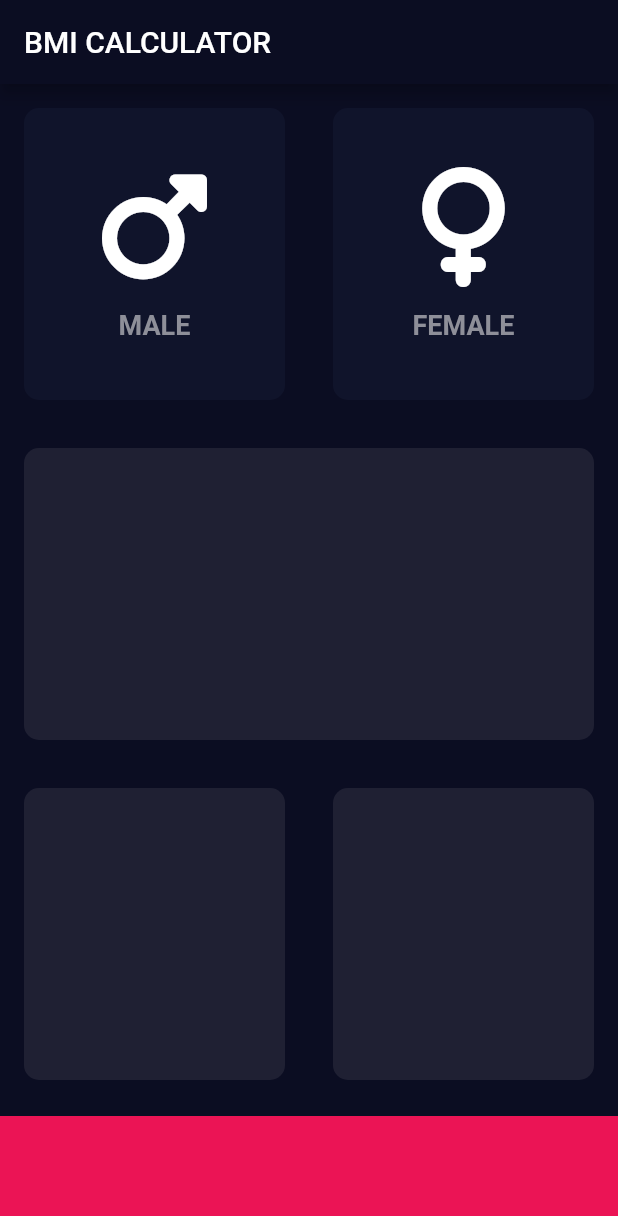
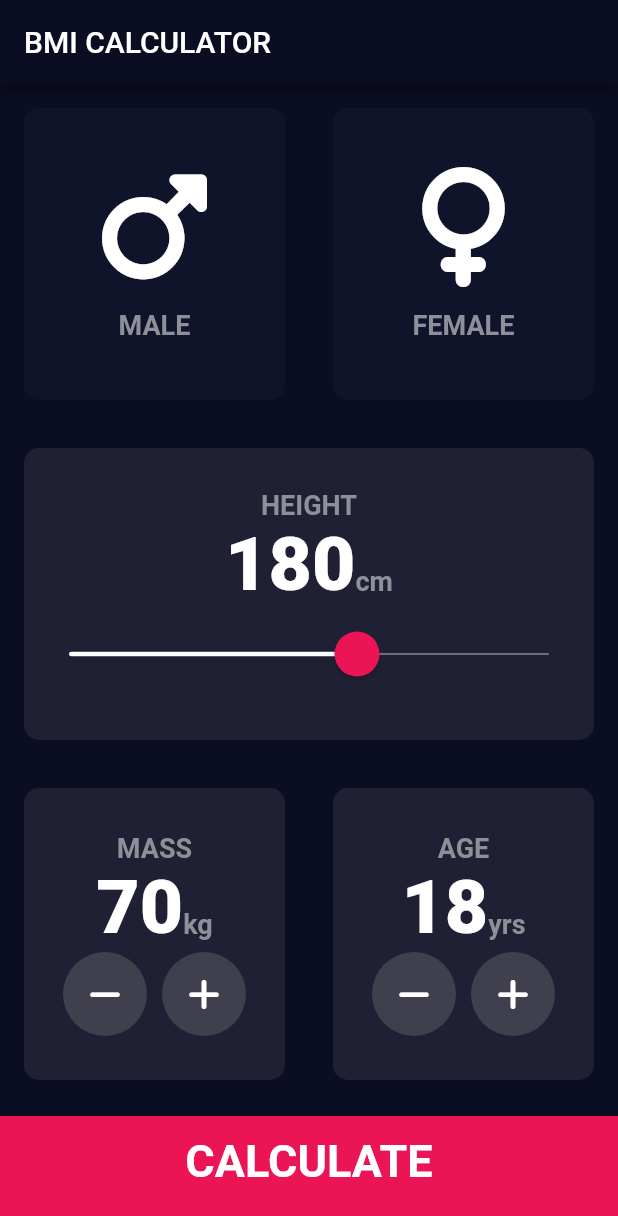
Before and after one commit to OAndreae/Flutter-Course, a Flutter app: the screen it shows after launch, on a phone screen of 412 x 824 dp. Shown: the top 1216 px of the screen. Run offline on Flutter 3.47's test engine with Material 2 defaults, Android fonts, the light colour scheme and no system bars; our stand-ins replace audioplayers, font_awesome_flutter, rflutter_alert; missing offline and left inert: dart:ffi.

Commit message:
Refactored code.

```diff
--- /dev/null
+++ b/bmi_calculator/lib/components/bottom_button.dart
@@ -0,0 +1,29 @@
+import 'package:flutter/material.dart';
+
+import '../constants.dart';
+
+class BottomButton extends StatelessWidget {
+  final void Function() onPressed;
+  final String text;
+
+  const BottomButton({required this.onPressed, required this.text});
+
+  @override
+  Widget build(BuildContext context) {
+    return GestureDetector(
+      onTap: onPressed,
+      child: Container(
+        alignment: Alignment.center,
+        child: Text(
+          text,
+          style: kBottomButtonTextStyle,
+        ),
+        color: kRedColour,
+        height: kBottomContainerHeight,
+        width: double.infinity,
+        margin: EdgeInsets.only(top: 8.0),
+        padding: EdgeInsets.only(bottom: 20.0),
+      ),
+    );
+  }
+}
--- a/bmi_calculator/lib/icon_content.dart
+++ b/bmi_calculator/lib/components/icon_content.dart
@@ -1,7 +1,5 @@
 import 'package:flutter/material.dart';
-
-const iconSize = 80.0;
-const captionStyle = TextStyle(fontSize: 18.0, fontWeight: FontWeight.bold, color: Color(0xFF8E8F99));
+import '../constants.dart';
 
 class IconContent extends StatelessWidget {
   final IconData icon;
@@ -16,12 +14,12 @@ class IconContent extends StatelessWidget {
       children: [
         Icon(
           icon,
-          size: iconSize,
+          size: kIconSize,
         ),
         SizedBox(height: 15.0),
         Text(
           caption,
-          style: captionStyle,
+          style: kLabelTextStyle,
         )
       ],
     );
--- /dev/null
+++ b/bmi_calculator/lib/components/reusable_card.dart
@@ -0,0 +1,25 @@
+import 'package:flutter/material.dart';
+import '../constants.dart';
+
+class ReusableCard extends StatelessWidget {
+  final Color colour;
+  final Widget? child;
+  final void Function()? onPressed;
+
+  const ReusableCard({this.onPressed, this.colour = kCardBackgroundColour, this.child});
+
+  @override
+  Widget build(BuildContext context) {
+    return GestureDetector(
+      onTap: onPressed,
+      child: Container(
+        child: child,
+        margin: EdgeInsets.all(16.0),
+        decoration: BoxDecoration(
+          color: colour,
+          borderRadius: BorderRadius.all(Radius.circular(10.0)),
+        ),
+      ),
+    );
+  }
+}
--- /dev/null
+++ b/bmi_calculator/lib/components/round_icon_button.dart
@@ -0,0 +1,21 @@
+import 'package:flutter/material.dart';
+
+
+class RoundIconButton extends StatelessWidget {
+  final IconData icon;
+  final void Function() onPressed;
+
+  const RoundIconButton({required this.icon, required this.onPressed});
+
+  @override
+  Widget build(BuildContext context) {
+    return RawMaterialButton(
+      elevation: 0.0,
+      onPressed: onPressed,
+      shape: CircleBorder(side: BorderSide.none),
+      fillColor: Color(0xFF3F3F4D),
+      constraints: BoxConstraints.tightFor(width: 56.0, height: 56.0),
+      child: Icon(icon),
+    );
+  }
+}
--- /dev/null
+++ b/bmi_calculator/lib/components/value_and_unit.dart
@@ -0,0 +1,28 @@
+import 'package:flutter/material.dart';
+import 'package:bmi_calculator/constants.dart';
+
+class ValueAndUnit extends StatelessWidget {
+  final String unit;
+  final int value;
+
+  const ValueAndUnit({required this.value, required this.unit});
+
+  @override
+  Widget build(BuildContext context) {
+    return Row(
+      mainAxisAlignment: MainAxisAlignment.center,
+      crossAxisAlignment: CrossAxisAlignment.baseline,
+      textBaseline: TextBaseline.alphabetic,
+      children: [
+        Text(
+          value.toString(),
+          style: kNumberTextStyle,
+        ),
+        Text(
+          unit,
+          style: kLabelTextStyle,
+        ),
+      ],
+    );
+  }
+}
--- /dev/null
+++ b/bmi_calculator/lib/constants.dart
@@ -0,0 +1,14 @@
+import 'package:flutter/material.dart';
+
+const kCardBackgroundColour = Color(0xFF1F2033);
+
+const kIconSize = 80.0;
+const kLabelTextStyle = TextStyle(fontSize: 18.0, fontWeight: FontWeight.bold, color: Color(0xFF8E8F99));
+const kNumberTextStyle = TextStyle(fontSize: 50.0, fontWeight: FontWeight.w900);
+const kBottomButtonTextStyle = TextStyle(fontSize: 30.0, fontWeight: FontWeight.w600);
+
+const kBottomContainerHeight = 80.0;
+const kRedColour = Color(0xFFEB1455);
+
+const kInactiveCardColour = Color(0xFF10142B);
+const kActiveCardColour = Color(0xFF1F2033);
--- a/bmi_calculator/lib/input_page.dart
+++ /dev/null
@@ -1,79 +0,0 @@
-import 'package:flutter/material.dart';
-import 'package:font_awesome_flutter/font_awesome_flutter.dart';
-import 'reusable_card.dart';
-import 'icon_content.dart';
-
-const bottomContainerHeight = 80.0;
-const accentColour = Color(0xFFEB1455);
-
-const inactiveCardColour = Color(0xFF10142B);
-const activeCardColour = Color(0xFF1F2033);
-
-class InputPage extends StatefulWidget {
-  @override
-  _InputPageState createState() => _InputPageState();
-}
-
-class _InputPageState extends State<InputPage> {
-  Gender? _selectedGender;
-
-  @override
-  Widget build(BuildContext context) {
-    return Scaffold(
-      appBar: AppBar(
-        title: Text('BMI CALCULATOR'),
-      ),
-      body: Column(
-        children: [
-          Expanded(
-            child: Row(
-              children: [
-                Expanded(
-                  child: GestureDetector(
-                    onTap: () => setState(() => _selectedGender = Gender.male),
-                    child: ReusableCard(
-                      colour: _selectedGender == Gender.male ? activeCardColour : inactiveCardColour,
-                      child: IconContent(
-                        icon: FontAwesomeIcons.mars,
-                        caption: "MALE",
-                      ),
-                    ),
-                  ),
-                ),
-                Expanded(
-                  child: GestureDetector(
-                    onTap: () => setState(() => _selectedGender = Gender.female),
-                    child: ReusableCard(
-                      colour: _selectedGender == Gender.female ? activeCardColour : inactiveCardColour,
-                      child: IconContent(
-                        icon: FontAwesomeIcons.venus,
-                        caption: "FEMALE",
-                      ),
-                    ),
-                  ),
-                ),
-              ],
-            ),
-          ),
-          Expanded(child: ReusableCard()),
-          Expanded(
-            child: Row(
-              children: [
-                Expanded(child: ReusableCard()),
-                Expanded(child: ReusableCard()),
-              ],
-            ),
-          ),
-          Container(
-            color: accentColour,
-            height: bottomContainerHeight,
-            width: double.infinity,
-            margin: EdgeInsets.only(top: 8.0),
-          )
-        ],
-      ),
-    );
-  }
-}
-
-enum Gender { male, female }
--- a/bmi_calculator/lib/main.dart
+++ b/bmi_calculator/lib/main.dart
@@ -1,6 +1,6 @@
 import 'package:flutter/material.dart';
 
-import 'input_page.dart';
+import 'pages/input_page.dart';
 
 void main() => runApp(BMICalculator());
 
--- /dev/null
+++ b/bmi_calculator/lib/pages/input_page.dart
@@ -0,0 +1,150 @@
+import 'package:bmi_calculator/constants.dart';
+import 'package:bmi_calculator/pages/results_page.dart';
+import 'package:flutter/material.dart';
+import 'package:font_awesome_flutter/font_awesome_flutter.dart';
+import '../components/bottom_button.dart';
+import '../components/reusable_card.dart';
+import '../components/icon_content.dart';
+import '../components/round_icon_button.dart';
+import '../components/value_and_unit.dart';
+import '../constants.dart';
+
+class InputPage extends StatefulWidget {
+  @override
+  _InputPageState createState() => _InputPageState();
+}
+
+class _InputPageState extends State<InputPage> {
+  Gender? _selectedGender;
+  int _height = 180;
+  int _mass = 70;
+
+  int _age = 18;
+
+  @override
+  Widget build(BuildContext context) {
+    return Scaffold(
+      appBar: AppBar(
+        title: Text('BMI CALCULATOR'),
+      ),
+      body: Column(
+        children: [
+          Expanded(
+            child: Row(
+              children: [
+                Expanded(
+                  child: ReusableCard(
+                    onPressed: () => setState(() => _selectedGender = Gender.male),
+                    colour: _selectedGender == Gender.male ? kActiveCardColour : kInactiveCardColour,
+                    child: IconContent(
+                      icon: FontAwesomeIcons.mars,
+                      caption: "MALE",
+                    ),
+                  ),
+                ),
+                Expanded(
+                  child: ReusableCard(
+                    onPressed: () => setState(() => _selectedGender = Gender.female),
+                    colour: _selectedGender == Gender.female ? kActiveCardColour : kInactiveCardColour,
+                    child: IconContent(
+                      icon: FontAwesomeIcons.venus,
+                      caption: "FEMALE",
+                    ),
+                  ),
+                ),
+              ],
+            ),
+          ),
+          Expanded(
+            child: ReusableCard(
+              child: Column(
+                mainAxisAlignment: MainAxisAlignment.center,
+                children: [
+                  Text(
+                    'HEIGHT',
+                    style: kLabelTextStyle,
+                  ),
+                  ValueAndUnit(value: _height, unit: 'cm'),
+                  SliderTheme(
+                    data: SliderTheme.of(context).copyWith(
+                        thumbColor: kRedColour,
+                        thumbShape: RoundSliderThumbShape(enabledThumbRadius: 15.0),
+                        overlayShape: RoundSliderOverlayShape(overlayRadius: 30.0),
+                        overlayColor: kRedColour.withOpacity(0.16),
+                        activeTrackColor: Colors.white,
+                        inactiveTrackColor: Color(0xFF878993),
+                        trackHeight: 1.0),
+                    child: Slider(
+                      min: 120,
+                      max: 220,
+                      value: _height.toDouble(),
+                      onChanged: (double newValue) => setState(() => _height = newValue.round()),
+                    ),
+                  )
+                ],
+              ),
+            ),
+          ),
+          Expanded(
+            child: Row(
+              children: [
+                Expanded(
+                  child: ReusableCard(
+                    child: Column(mainAxisAlignment: MainAxisAlignment.center, children: [
+                      Text('MASS', style: kLabelTextStyle),
+                      ValueAndUnit(
+                        value: _mass,
+                        unit: 'kg',
+                      ),
+                      Row(
+                        mainAxisAlignment: MainAxisAlignment.center,
+                        children: [
+                          RoundIconButton(
+                            icon: FontAwesomeIcons.minus,
+                            onPressed: () => setState(() => _mass > 0 ? _mass-- : 0),
+                          ),
+                          SizedBox(width: 10.0),
+                          RoundIconButton(
+                            icon: FontAwesomeIcons.plus,
+                            onPressed: () => setState(() => _mass++),
+                          ),
+                        ],
+                      ),
+                    ]),
+                  ),
+                ),
+                Expanded(
+                    child: ReusableCard(
+                  child: Column(mainAxisAlignment: MainAxisAlignment.center, children: [
+                    Text('AGE', style: kLabelTextStyle),
+                    ValueAndUnit(value: _age, unit: 'yrs'),
+                    Row(
+                      mainAxisAlignment: MainAxisAlignment.center,
+                      children: [
+                        RoundIconButton(
+                          icon: FontAwesomeIcons.minus,
+                          onPressed: () => setState(() => _age > 0 ? _age-- : 0),
+                        ),
+                        SizedBox(width: 10.0),
+                        RoundIconButton(
+                          icon: FontAwesomeIcons.plus,
+                          onPressed: () => setState(() => _age++),
+                        ),
+                      ],
+                    ),
+                  ]),
+                )),
+              ],
+            ),
+          ),
+          BottomButton(
+            text: 'CALCULATE',
+            onPressed: () => Navigator.push(context, MaterialPageRoute(builder: ((context) => ResultsPage()))),
+          )
+        ],
+      ),
+    );
+  }
+}
+
+enum Gender { male, female }
--- /dev/null
+++ b/bmi_calculator/lib/pages/results_page.dart
@@ -0,0 +1,22 @@
+import 'package:bmi_calculator/constants.dart';
+import 'package:flutter/material.dart';
+
+class ResultsPage extends StatelessWidget {
+  const ResultsPage({Key? key}) : super(key: key);
+
+  @override
+  Widget build(BuildContext context) {
+    return Scaffold(
+      appBar: AppBar(
+        title: Text('BMI CALCULATOR RESULTS'),
+      ),
+      body: Center(
+        child: Text(
+          'Good God! You\'re obese.',
+          style: kNumberTextStyle,
+          textAlign: TextAlign.center,
+        ),
+      ),
+    );
+  }
+}
--- a/bmi_calculator/lib/reusable_card.dart
+++ /dev/null
@@ -1,22 +0,0 @@
-import 'package:flutter/material.dart';
-
-const cardBackgroundColour = Color(0xFF1F2033);
-
-class ReusableCard extends StatelessWidget {
-  final Color colour;
-  final Widget? child;
-
-  const ReusableCard({this.colour = cardBackgroundColour, this.child});
-
-  @override
-  Widget build(BuildContext context) {
-    return Container(
-      child: child,
-      margin: EdgeInsets.all(16.0),
-      decoration: BoxDecoration(
-        color: colour,
-        borderRadius: BorderRadius.all(Radius.circular(10.0)),
-      ),
-    );
-  }
-}
```
